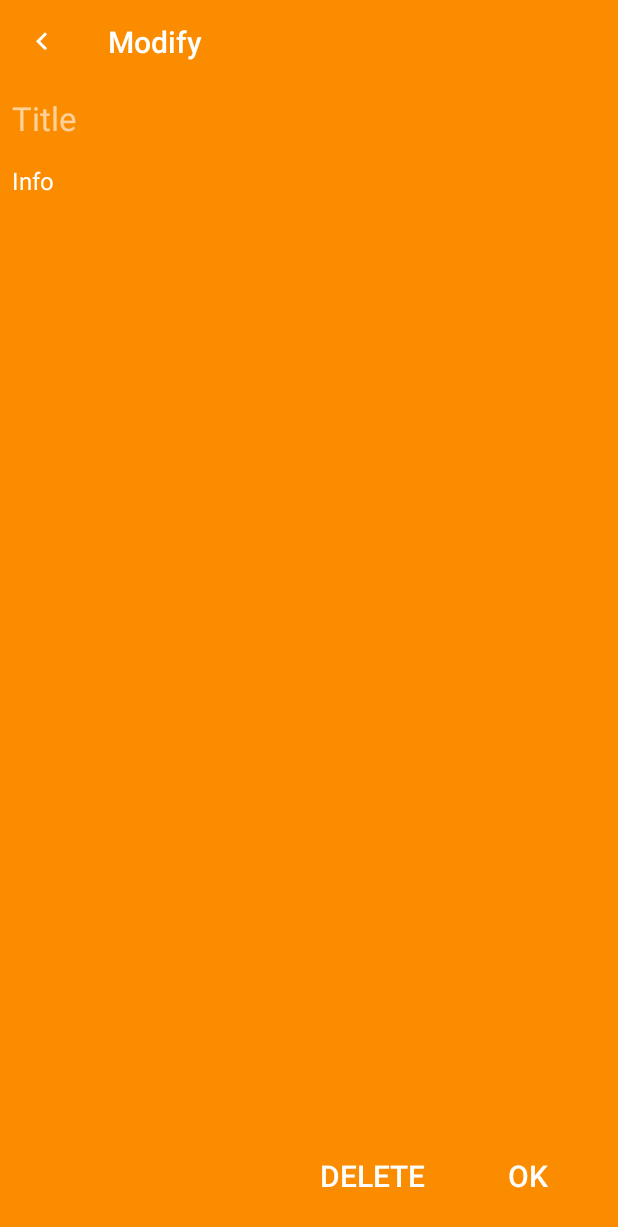
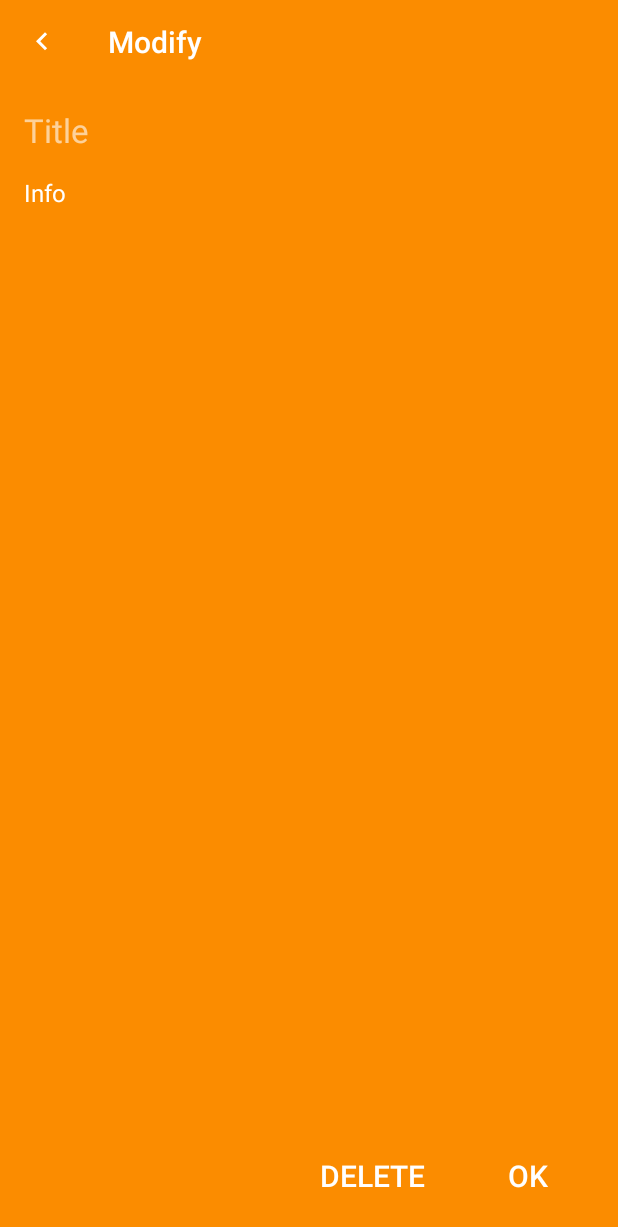
Before and after one commit to opnay/Todo, an Android app: the ModifyFragment screen opened directly, with no data from a screen before it, on a phone screen of 412 x 824 dp. Shown: the top 1227 px of the screen. Run offline under Robolectric (Android 15) with nearby library versions, the phone set to English and light mode, and no system bars; 3 statements that could not run were skipped.

Commit message:
layout/fragment_modify: Wrap EditTexts to LinearLayout

```diff
--- a/app/src/main/res/layout/fragment_modify.xml
+++ b/app/src/main/res/layout/fragment_modify.xml
@@ -7,40 +7,39 @@
     android:layout_height="match_parent"
     tools:context=".fragment.ModifyFragment">
 
+    <LinearLayout
+        android:id="@+id/editGroup"
+        android:layout_width="0dp"
+        android:layout_height="0dp"
+        android:orientation="vertical"
+        android:padding="16dp"
+        app:layout_constraintBottom_toTopOf="@+id/btnGroup"
+        app:layout_constraintEnd_toEndOf="parent"
+        app:layout_constraintStart_toStartOf="parent"
+        app:layout_constraintTop_toTopOf="parent">
+
         <EditText
             android:id="@+id/edit_title"
-        android:layout_width="0dp"
+            android:layout_width="match_parent"
             android:layout_height="wrap_content"
-        android:layout_marginEnd="8dp"
-        android:layout_marginStart="8dp"
-        android:layout_marginTop="8dp"
             android:background="@android:color/transparent"
             android:hint="@string/edit_title"
             android:singleLine="true"
             android:textColor="@color/whiteText"
             android:textColorHint="@color/whiteTextSecondary"
-        android:textSize="@dimen/modify_title_size"
-        app:layout_constraintEnd_toEndOf="parent"
-        app:layout_constraintStart_toStartOf="parent"
-        app:layout_constraintTop_toTopOf="parent" />
+            android:textSize="@dimen/modify_title_size" />
 
         <EditText
             android:id="@+id/edit_desc"
-        android:layout_width="0dp"
-        android:layout_height="0dp"
-        android:layout_marginBottom="8dp"
-        android:layout_marginEnd="8dp"
-        android:layout_marginStart="8dp"
+            android:layout_width="match_parent"
+            android:layout_height="match_parent"
             android:layout_marginTop="16dp"
             android:background="@android:color/transparent"
             android:gravity="top"
             android:hint="@string/edit_info"
             android:textColor="@color/whiteText"
-        android:textSize="@dimen/modify_text_size"
-        app:layout_constraintBottom_toTopOf="@+id/btnGroup"
-        app:layout_constraintEnd_toEndOf="parent"
-        app:layout_constraintStart_toStartOf="parent"
-        app:layout_constraintTop_toBottomOf="@+id/edit_title" />
+            android:textSize="@dimen/modify_text_size" />
+    </LinearLayout>
 
     <LinearLayout
         android:id="@+id/btnGroup"
```
Lines whose indentation alone changed are shown as unchanged.
